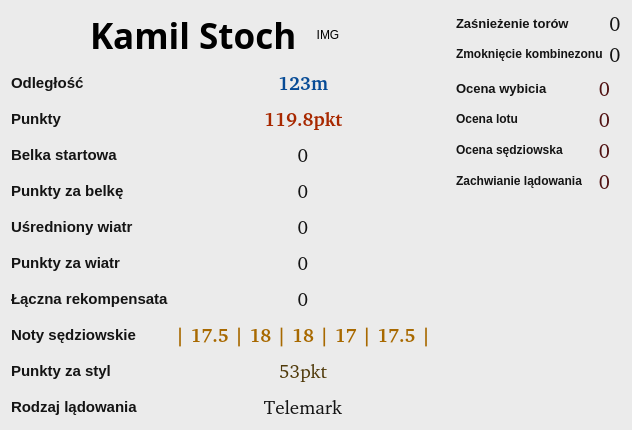
SiekamCebule/sj-sim, file source/UI/ResultsShowing/JumpDataDetailedInfoWindow.ui: the form before one commit.
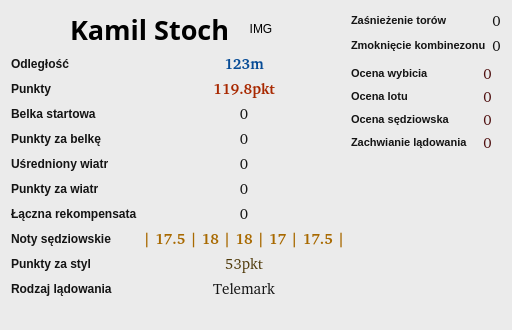
The form after the commit.

```diff
--- a/source/UI/ResultsShowing/JumpDataDetailedInfoWindow.ui
+++ b/source/UI/ResultsShowing/JumpDataDetailedInfoWindow.ui
@@ -6,17 +6,23 @@
    <rect>
     <x>0</x>
     <y>0</y>
-    <width>632</width>
-    <height>430</height>
+    <width>476</width>
+    <height>330</height>
    </rect>
   </property>
+  <property name="sizePolicy">
+   <sizepolicy hsizetype="Maximum" vsizetype="Maximum">
+    <horstretch>0</horstretch>
+    <verstretch>0</verstretch>
+   </sizepolicy>
+  </property>
   <property name="windowTitle">
    <string>Informacje o skoku</string>
   </property>
   <property name="styleSheet">
    <string notr="true">background-color: rgb(235, 235, 235);</string>
   </property>
-  <layout class="QHBoxLayout" name="horizontalLayout_4">
+  <layout class="QHBoxLayout" name="horizontalLayout">
    <item>
     <layout class="QVBoxLayout" name="verticalLayout">
      <item>
@@ -35,13 +41,13 @@
         </spacer>
        </item>
        <item>
-        <layout class="QHBoxLayout" name="horizontalLayout">
+        <layout class="QHBoxLayout" name="horizontalLayout_nameSurnameAndFlag">
          <item>
           <widget class="QLabel" name="label_nameAndSurname">
            <property name="font">
             <font>
              <family>Quicksand Medium</family>
-             <pointsize>26</pointsize>
+             <pointsize>20</pointsize>
              <bold>true</bold>
             </font>
            </property>
@@ -110,14 +116,17 @@
      </item>
      <item>
       <layout class="QFormLayout" name="formLayout_mainInformations">
+       <property name="sizeConstraint">
+        <enum>QLayout::SetMinimumSize</enum>
+       </property>
        <property name="verticalSpacing">
-        <number>12</number>
+        <number>6</number>
        </property>
        <item row="0" column="0">
         <widget class="QLabel" name="label_3">
          <property name="font">
           <font>
-           <pointsize>11</pointsize>
+           <pointsize>9</pointsize>
            <bold>true</bold>
           </font>
          </property>
@@ -134,7 +143,7 @@
          <property name="font">
           <font>
            <family>Quicksand [PfEd]</family>
-           <pointsize>14</pointsize>
+           <pointsize>11</pointsize>
            <bold>true</bold>
           </font>
          </property>
@@ -153,7 +162,7 @@
         <widget class="QLabel" name="label_4">
          <property name="font">
           <font>
-           <pointsize>11</pointsize>
+           <pointsize>9</pointsize>
            <bold>true</bold>
           </font>
          </property>
@@ -170,7 +179,7 @@
          <property name="font">
           <font>
            <family>Quicksand [PfEd]</family>
-           <pointsize>14</pointsize>
+           <pointsize>11</pointsize>
            <bold>true</bold>
           </font>
          </property>
@@ -189,7 +198,7 @@
         <widget class="QLabel" name="label_5">
          <property name="font">
           <font>
-           <pointsize>11</pointsize>
+           <pointsize>9</pointsize>
            <bold>true</bold>
           </font>
          </property>
@@ -206,7 +215,7 @@
          <property name="font">
           <font>
            <family>Quicksand [PfEd]</family>
-           <pointsize>14</pointsize>
+           <pointsize>11</pointsize>
            <bold>false</bold>
           </font>
          </property>
@@ -225,7 +234,7 @@
         <widget class="QLabel" name="label_6">
          <property name="font">
           <font>
-           <pointsize>11</pointsize>
+           <pointsize>9</pointsize>
            <bold>true</bold>
           </font>
          </property>
@@ -242,7 +251,7 @@
          <property name="font">
           <font>
            <family>Quicksand [PfEd]</family>
-           <pointsize>14</pointsize>
+           <pointsize>11</pointsize>
            <bold>false</bold>
           </font>
          </property>
@@ -261,7 +270,7 @@
         <widget class="QLabel" name="label_7">
          <property name="font">
           <font>
-           <pointsize>11</pointsize>
+           <pointsize>9</pointsize>
            <bold>true</bold>
           </font>
          </property>
@@ -278,7 +287,7 @@
          <property name="font">
           <font>
            <family>Quicksand [PfEd]</family>
-           <pointsize>14</pointsize>
+           <pointsize>11</pointsize>
            <bold>false</bold>
           </font>
          </property>
@@ -297,7 +306,7 @@
         <widget class="QLabel" name="label_8">
          <property name="font">
           <font>
-           <pointsize>11</pointsize>
+           <pointsize>9</pointsize>
            <bold>true</bold>
           </font>
          </property>
@@ -314,7 +323,7 @@
          <property name="font">
           <font>
            <family>Quicksand [PfEd]</family>
-           <pointsize>14</pointsize>
+           <pointsize>11</pointsize>
            <bold>false</bold>
           </font>
          </property>
@@ -333,7 +342,7 @@
         <widget class="QLabel" name="label_15">
          <property name="font">
           <font>
-           <pointsize>11</pointsize>
+           <pointsize>9</pointsize>
            <bold>true</bold>
           </font>
          </property>
@@ -350,7 +359,7 @@
          <property name="font">
           <font>
            <family>Quicksand [PfEd]</family>
-           <pointsize>14</pointsize>
+           <pointsize>11</pointsize>
            <bold>false</bold>
           </font>
          </property>
@@ -369,7 +378,7 @@
         <widget class="QLabel" name="label">
          <property name="font">
           <font>
-           <pointsize>11</pointsize>
+           <pointsize>9</pointsize>
            <bold>true</bold>
           </font>
          </property>
@@ -386,7 +395,7 @@
          <property name="font">
           <font>
            <family>Quicksand [PfEd]</family>
-           <pointsize>14</pointsize>
+           <pointsize>11</pointsize>
            <bold>true</bold>
           </font>
          </property>
@@ -405,7 +414,7 @@
         <widget class="QLabel" name="label_2">
          <property name="font">
           <font>
-           <pointsize>11</pointsize>
+           <pointsize>9</pointsize>
            <bold>true</bold>
           </font>
          </property>
@@ -422,7 +431,7 @@
          <property name="font">
           <font>
            <family>Quicksand [PfEd]</family>
-           <pointsize>14</pointsize>
+           <pointsize>11</pointsize>
            <bold>false</bold>
           </font>
          </property>
@@ -441,7 +450,7 @@
         <widget class="QLabel" name="label_10">
          <property name="font">
           <font>
-           <pointsize>11</pointsize>
+           <pointsize>9</pointsize>
            <bold>true</bold>
           </font>
          </property>
@@ -458,7 +467,7 @@
          <property name="font">
           <font>
            <family>Quicksand [PfEd]</family>
-           <pointsize>14</pointsize>
+           <pointsize>11</pointsize>
           </font>
          </property>
          <property name="styleSheet">
@@ -474,6 +483,26 @@
        </item>
       </layout>
      </item>
+     <item>
+      <layout class="QVBoxLayout" name="verticalLayout_windsInfo">
+       <property name="spacing">
+        <number>2</number>
+       </property>
+      </layout>
+     </item>
+     <item>
+      <spacer name="verticalSpacer_4">
+       <property name="orientation">
+        <enum>Qt::Vertical</enum>
+       </property>
+       <property name="sizeHint" stdset="0">
+        <size>
+         <width>20</width>
+         <height>40</height>
+        </size>
+       </property>
+      </spacer>
+     </item>
     </layout>
    </item>
    <item>
@@ -500,7 +529,7 @@
         <widget class="QLabel" name="label_12">
          <property name="font">
           <font>
-           <pointsize>10</pointsize>
+           <pointsize>8</pointsize>
            <bold>true</bold>
           </font>
          </property>
@@ -523,7 +552,7 @@
          <property name="font">
           <font>
            <family>Quicksand [PfEd]</family>
-           <pointsize>15</pointsize>
+           <pointsize>11</pointsize>
            <bold>false</bold>
           </font>
          </property>
@@ -542,6 +571,7 @@
         <widget class="QLabel" name="label_14">
          <property name="font">
           <font>
+           <pointsize>8</pointsize>
            <bold>true</bold>
           </font>
          </property>
@@ -564,7 +594,7 @@
          <property name="font">
           <font>
            <family>Quicksand [PfEd]</family>
-           <pointsize>15</pointsize>
+           <pointsize>11</pointsize>
            <bold>false</bold>
           </font>
          </property>
@@ -598,12 +628,15 @@
       </spacer>
      </item>
      <item>
-      <layout class="QFormLayout" name="formLayout_3">
+      <layout class="QFormLayout" name="formLayout_simulationRating">
+       <property name="verticalSpacing">
+        <number>4</number>
+       </property>
        <item row="0" column="0">
         <widget class="QLabel" name="label_16">
          <property name="font">
           <font>
-           <pointsize>10</pointsize>
+           <pointsize>8</pointsize>
            <bold>true</bold>
           </font>
          </property>
@@ -619,7 +652,7 @@
         <widget class="QLabel" name="label_17">
          <property name="font">
           <font>
-           <pointsize>9</pointsize>
+           <pointsize>8</pointsize>
            <bold>true</bold>
           </font>
          </property>
@@ -635,6 +668,7 @@
         <widget class="QLabel" name="label_18">
          <property name="font">
           <font>
+           <pointsize>8</pointsize>
            <bold>true</bold>
           </font>
          </property>
@@ -651,7 +685,7 @@
          <property name="font">
           <font>
            <family>Quicksand [PfEd]</family>
-           <pointsize>15</pointsize>
+           <pointsize>11</pointsize>
            <bold>false</bold>
           </font>
          </property>
@@ -671,7 +705,7 @@
          <property name="font">
           <font>
            <family>Quicksand [PfEd]</family>
-           <pointsize>15</pointsize>
+           <pointsize>11</pointsize>
            <bold>false</bold>
           </font>
          </property>
@@ -691,7 +725,7 @@
          <property name="font">
           <font>
            <family>Quicksand [PfEd]</family>
-           <pointsize>15</pointsize>
+           <pointsize>11</pointsize>
            <bold>false</bold>
           </font>
          </property>
@@ -710,7 +744,7 @@
         <widget class="QLabel" name="label_19">
          <property name="font">
           <font>
-           <pointsize>9</pointsize>
+           <pointsize>8</pointsize>
            <bold>true</bold>
           </font>
          </property>
@@ -727,7 +761,7 @@
          <property name="font">
           <font>
            <family>Quicksand [PfEd]</family>
-           <pointsize>15</pointsize>
+           <pointsize>11</pointsize>
            <bold>false</bold>
           </font>
          </property>
```
Left out of the diff: 4 changed lines with no effect on the pictures.
